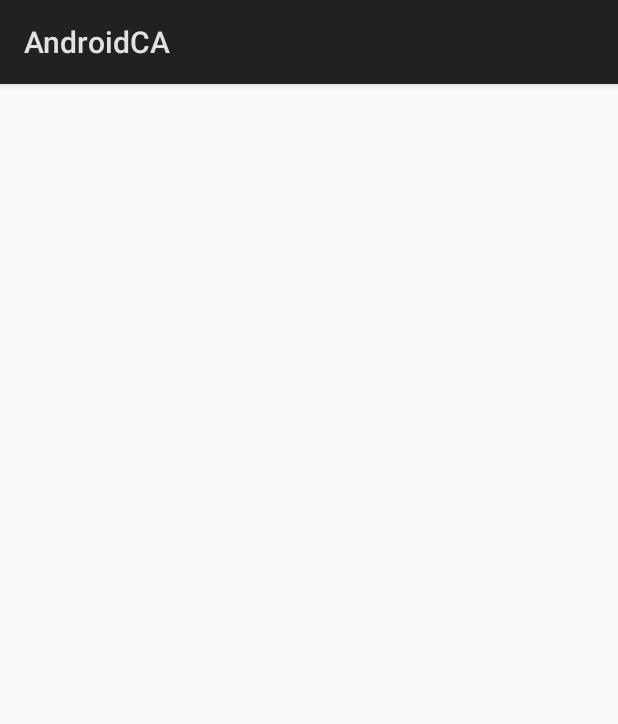
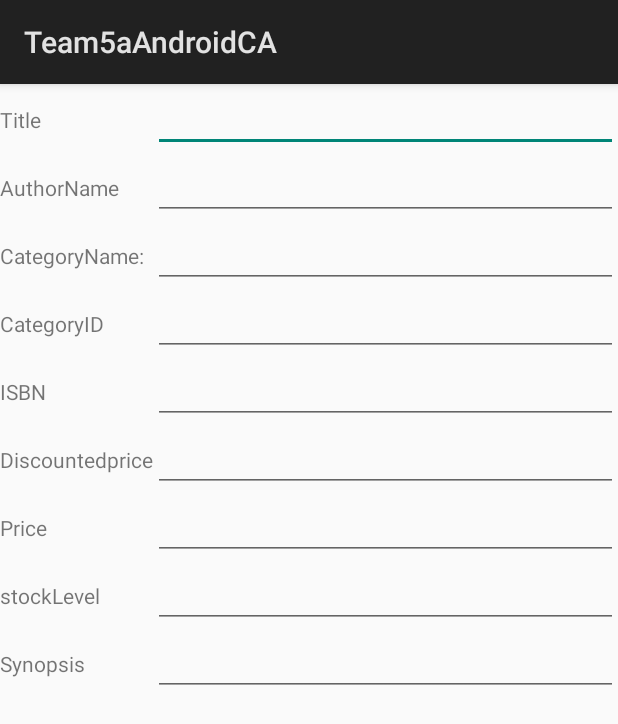
Before and after one commit to SA46Team5a/Team5aAndroidCA, an Android app: the BookDetailActivity screen opened directly, with no data from a screen before it, on a phone screen of 412 x 824 dp. Shown: the top 724 px of the screen. Run offline under Robolectric (Android 15) with nearby library versions, the phone set to English and light mode, and no system bars.

Commit message:
I do the book model and book details xml

```diff
--- a/app/src/main/res/layout/activity_book_detail.xml
+++ b/app/src/main/res/layout/activity_book_detail.xml
@@ -1,9 +1,160 @@
 <?xml version="1.0" encoding="utf-8"?>
-<android.support.constraint.ConstraintLayout xmlns:android="http://schemas.android.com/apk/res/android"
-    xmlns:app="http://schemas.android.com/apk/res-auto"
-    xmlns:tools="http://schemas.android.com/tools"
+<LinearLayout xmlns:android="http://schemas.android.com/apk/res/android"
+    android:orientation="vertical"
     android:layout_width="match_parent"
-    android:layout_height="match_parent"
-    tools:context=".BookDetailActivity">
+    android:layout_height="match_parent">
 
-</android.support.constraint.ConstraintLayout>
+    <TableLayout
+        android:layout_width="match_parent"
+        android:layout_height="match_parent"
+        android:layout_alignParentTop="true"
+        android:layout_alignParentStart="true"
+        android:stretchColumns="1">
+
+        <TableRow
+            android:layout_width="match_parent"
+            android:layout_height="match_parent">
+
+            <TextView
+                android:id="@+id/textView1"
+                android:layout_width="wrap_content"
+                android:layout_height="wrap_content"
+                android:text="Title" />
+
+            <EditText
+                android:layout_width="wrap_content"
+                android:layout_height="wrap_content"
+                android:id="@+id/editText1" />
+
+        </TableRow>
+
+        <TableRow
+            android:layout_width="match_parent"
+            android:layout_height="match_parent">
+
+            <TextView
+                android:id="@+id/textView2"
+                android:layout_width="wrap_content"
+                android:layout_height="wrap_content"
+                android:text="AuthorName" />
+
+            <EditText
+                android:layout_width="wrap_content"
+                android:layout_height="wrap_content"
+                android:id="@+id/editText2" />
+        </TableRow>
+
+        <TableRow
+            android:layout_width="match_parent"
+            android:layout_height="match_parent">
+
+            <TextView
+                android:id="@+id/textView3"
+                android:layout_width="wrap_content"
+                android:layout_height="wrap_content"
+                android:text="CategoryName:" />
+
+            <EditText
+                android:layout_width="wrap_content"
+                android:layout_height="wrap_content"
+                android:id="@+id/editText3" />
+        </TableRow>
+
+        <TableRow
+            android:layout_width="match_parent"
+            android:layout_height="match_parent">
+
+            <TextView
+                android:id="@+id/textView4"
+                android:layout_width="wrap_content"
+                android:layout_height="wrap_content"
+                android:text="CategoryID" />
+
+            <EditText
+                android:layout_width="wrap_content"
+                android:layout_height="wrap_content"
+                android:id="@+id/editText4" />
+        </TableRow>
+
+        <TableRow
+            android:layout_width="match_parent"
+            android:layout_height="match_parent">
+
+            <TextView
+                android:id="@+id/textView5"
+                android:layout_width="wrap_content"
+                android:layout_height="wrap_content"
+                android:text="ISBN" />
+
+            <EditText
+                android:layout_width="wrap_content"
+                android:layout_height="wrap_content"
+                android:id="@+id/editText5" />
+        </TableRow>
+
+        <TableRow
+            android:layout_width="match_parent"
+            android:layout_height="match_parent">
+
+            <TextView
+                android:id="@+id/textView6"
+                android:layout_width="wrap_content"
+                android:layout_height="wrap_content"
+                android:text="Discountedprice" />
+
+            <EditText
+                android:layout_width="wrap_content"
+                android:layout_height="wrap_content"
+                android:id="@+id/editText6" />
+        </TableRow>
+
+        <TableRow
+            android:layout_width="match_parent"
+            android:layout_height="match_parent">
+
+            <TextView
+                android:id="@+id/textView7"
+                android:layout_width="wrap_content"
+                android:layout_height="wrap_content"
+                android:text="Price" />
+
+            <EditText
+                android:layout_width="wrap_content"
+                android:layout_height="wrap_content"
+                android:id="@+id/editText7" />
+        </TableRow>
+
+        <TableRow
+            android:layout_width="match_parent"
+            android:layout_height="match_parent">
+
+            <TextView
+                android:id="@+id/textView8"
+                android:layout_width="wrap_content"
+                android:layout_height="wrap_content"
+                android:text="stockLevel" />
+
+            <EditText
+                android:layout_width="wrap_content"
+                android:layout_height="wrap_content"
+                android:id="@+id/editText8" />
+        </TableRow>
+
+        <TableRow
+            android:layout_width="match_parent"
+            android:layout_height="match_parent">
+
+            <TextView
+                android:id="@+id/textView9"
+                android:layout_width="wrap_content"
+                android:layout_height="wrap_content"
+                android:text="Synopsis" />
+
+            <EditText
+                android:layout_width="wrap_content"
+                android:layout_height="wrap_content"
+                android:id="@+id/editText9" />
+        </TableRow>
+
+    </TableLayout>
+</LinearLayout>
--- a/app/src/main/res/values/strings.xml
+++ b/app/src/main/res/values/strings.xml
@@ -1,3 +1,7 @@
 <resources>
-    <string name="app_name">AndroidCA</string>
+    <string name="app_name">Team5aAndroidCA</string>
+    <string name="name">Name</string>
+    <string name="eid">Emp id</string>
+    <string name="salary">Salary</string>
+    <string name="address">Address</string>
 </resources>
```
Also changed, not shown: app/src/main/java/com/example/anthony/androidca/BookModel.java (+125 -1 lines).
